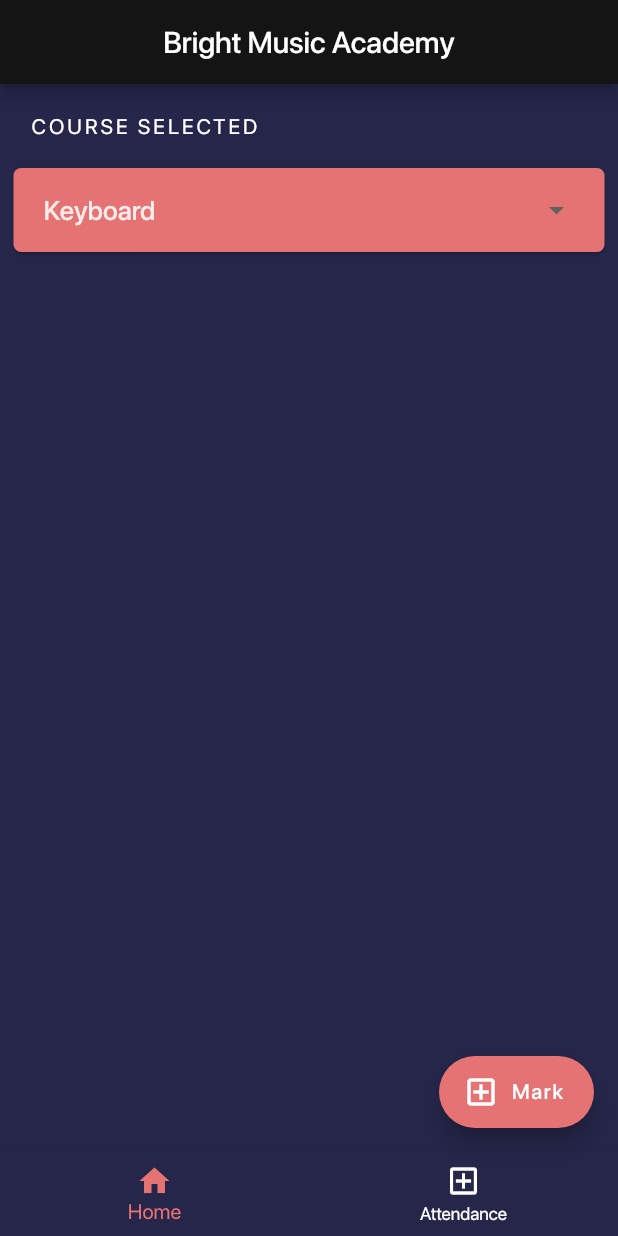
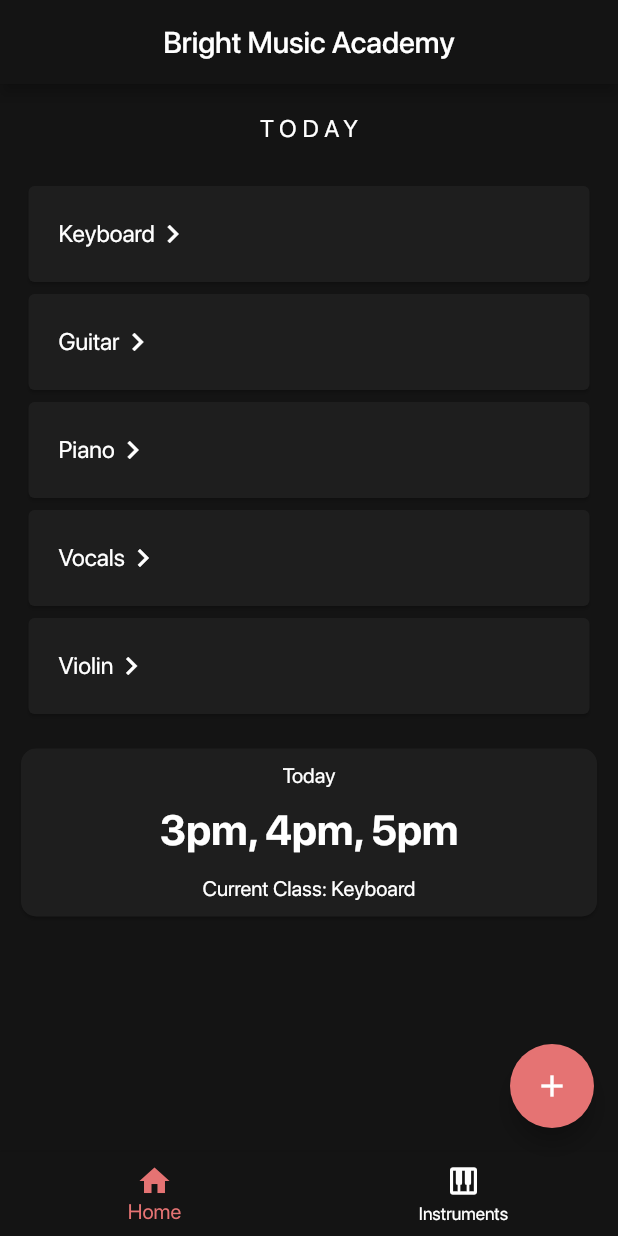
Before and after one commit to itcodehery/FlutterAttendanceApp, a Flutter app: the screen it shows after launch, on a phone screen of 412 x 824 dp. Run offline on Flutter 3.47's test engine with Material 2 defaults, Android fonts, the phone set to English and light mode, and no system bars.

Commit message:
Added new Home

```diff
--- a/attendance_app/lib/dropdown.dart
+++ /dev/null
@@ -1,61 +0,0 @@
-import 'package:flutter/material.dart';
-
-class CourseSelectionDropdown extends StatefulWidget {
-  const CourseSelectionDropdown({Key? key}) : super(key: key);
-
-  @override
-  CourseSelectionDropdownState createState() => CourseSelectionDropdownState();
-}
-
-class CourseSelectionDropdownState extends State<CourseSelectionDropdown> {
-  String selectedCourse = "Keyboard";
-
-  List<DropdownMenuItem<String>> courses = [
-    const DropdownMenuItem(child: Text("Keyboard"), value: "Keyboard"),
-    const DropdownMenuItem(child: Text("Piano"), value: "Piano"),
-    const DropdownMenuItem(child: Text("Violin"), value: "Violin"),
-    const DropdownMenuItem(child: Text("Guitar"), value: "Guitar"),
-    const DropdownMenuItem(child: Text("Vocals"), value: "Vocals"),
-  ];
-
-  //future: to build a map to map emojis to each course selected
-
-  @override
-  Widget build(BuildContext context) {
-    return Padding(
-      padding: const EdgeInsets.all(5),
-      child: Card(
-        shape: const RoundedRectangleBorder(
-          borderRadius: BorderRadius.all(Radius.circular(5)),
-        ),
-        color: const Color(0xFFE57373),
-        child: Align(
-          alignment: Alignment.center,
-          child: Padding(
-              padding: const EdgeInsets.fromLTRB(20, 4, 20, 4),
-              child: SizedBox(
-                width: 380,
-                child: DropdownButton<String>(
-                  alignment: Alignment.center,
-                  dropdownColor: const Color(0xFFE57373),
-                  style: const TextStyle(
-                      fontFamily: 'SFProDisplay',
-                      fontSize: 18,
-                      fontWeight: FontWeight.w500,
-                      color: Color.fromARGB(255, 255, 235, 234)),
-                  isExpanded: true,
-                  underline: const SizedBox(),
-                  items: courses,
-                  value: selectedCourse,
-                  onChanged: (value) {
-                    setState(() {
-                      selectedCourse = value!;
-                    });
-                  },
-                ),
-              )),
-        ),
-      ),
-    );
-  }
-}
--- /dev/null
+++ b/attendance_app/lib/instrumentcard.dart
@@ -0,0 +1,48 @@
+import 'package:flutter/material.dart';
+
+class InstrumentCard extends StatelessWidget {
+  const InstrumentCard({
+    super.key,
+  });
+
+  @override
+  Widget build(BuildContext context) {
+    return const Card(
+        color: Color.fromARGB(255, 30, 30, 30),
+        shape: RoundedRectangleBorder(
+          borderRadius: BorderRadius.all(Radius.circular(10)),
+        ),
+        child: Padding(
+            padding: EdgeInsets.all(10),
+            child: Column(children: [
+              Align(
+                alignment: Alignment.center,
+                child: Text(
+                  "Today",
+                  style: TextStyle(color: Colors.white),
+                ),
+              ),
+              SizedBox(
+                height: 10,
+              ),
+              Align(
+                alignment: Alignment.center,
+                child: Text('3pm, 4pm, 5pm',
+                    style: TextStyle(
+                        fontWeight: FontWeight.bold,
+                        fontSize: 28.0,
+                        color: Colors.white)),
+              ),
+              SizedBox(
+                height: 15,
+              ),
+              Align(
+                alignment: Alignment.center,
+                child: Text(
+                  "Current Class: Keyboard",
+                  style: TextStyle(color: Colors.white),
+                ),
+              ),
+            ])));
+  }
+}
--- a/attendance_app/lib/main.dart
+++ b/attendance_app/lib/main.dart
@@ -1,7 +1,7 @@
 import 'package:flutter/material.dart';
-import 'package:attendance_app/dropdown.dart';
 import 'package:attendance_app/navigationbottom.dart';
 import 'package:attendance_app/bright_appbar.dart';
+import 'package:attendance_app/instrumentcard.dart';
 
 void main() {
   runApp(const Attendre());
@@ -18,49 +18,100 @@ class Attendre extends StatefulWidget {
 //for the list of students currently in each
 //course
 class AttendreState extends State<Attendre> {
+  List<String> instruments = [
+    "Keyboard",
+    "Guitar",
+    "Piano",
+    "Vocals",
+    "Violin"
+  ];
+
+  Widget instrumentsList(List<String> instruments) {
+    return Column(
+      children: [
+        for (var item in instruments)
+          Card(
+            color: const Color.fromARGB(255, 30, 30, 30),
+            child: Padding(
+              padding: const EdgeInsets.fromLTRB(10, 0, 10, 0),
+              child: Align(
+                alignment: Alignment.centerLeft,
+                child: Padding(
+                  padding: const EdgeInsets.fromLTRB(10, 20, 10, 20),
+                  child: Row(children: [
+                    Text(item,
+                        style: const TextStyle(
+                          color: Colors.white,
+                          fontSize: 16,
+                        )),
+                    const Icon(color: Colors.white, Icons.chevron_right),
+                  ]),
+                ),
+              ),
+            ),
+          ),
+      ],
+    );
+  }
+
   @override
   Widget build(BuildContext context) {
     return MaterialApp(
-      home: Scaffold(
+      home: DefaultTabController(
+          length: 3,
+          child: Scaffold(
             //made appbar into its own widget class in bright_appbar.dart
             appBar: const PreferredSize(
                 preferredSize: Size.fromHeight(56), child: BrightMusicAppBar()),
             //navbar is its own widget in navigationbottom.dart
             bottomNavigationBar: const NavigationBottom(),
-        floatingActionButton: FloatingActionButton.extended(
+            floatingActionButton: FloatingActionButton(
               onPressed: () {},
-          label: const Text('Mark'),
               backgroundColor: Colors.red[300],
-          icon: const Icon(Icons.add_box_outlined),
+              child: const Icon(Icons.add),
             ),
-        body: const Column(
-          crossAxisAlignment: CrossAxisAlignment.start,
-          children: [
-            SizedBox(
-              height: 20,
-            ),
+            body: Padding(
+                padding: const EdgeInsets.all(10),
+                child: Column(children: [
+                  const CategoryTitleText(categoryTitle: 'TODAY'),
                   Padding(
-              padding: EdgeInsets.only(left: 20),
-              child: Text(
-                "COURSE SELECTED",
-                style: TextStyle(
-                    color: Colors.white,
-                    fontSize: 14,
-                    fontFamily: 'SFProDisplay',
-                    letterSpacing: 2),
-              ),
-            ),
-            SizedBox(
-              height: 10,
-            ),
-            CourseSelectionDropdown(),
-          ],
-        ),
-      ),
+                      padding: const EdgeInsets.all(5),
+                      child: instrumentsList(instruments)),
+                  const SizedBox(height: 10),
+                  const InstrumentCard(),
+                ])),
+          )),
       theme: ThemeData(
           fontFamily: 'SFProDisplay',
           primaryColor: const Color.fromARGB(255, 255, 255, 255),
-          canvasColor: const Color.fromARGB(255, 38, 38, 75)),
+          canvasColor: const Color.fromARGB(255, 20, 20, 20)),
     );
   }
 }
+
+class CategoryTitleText extends StatelessWidget {
+  final String categoryTitle;
+
+  const CategoryTitleText({
+    super.key,
+    required this.categoryTitle,
+  });
+
+  @override
+  Widget build(BuildContext context) {
+    return Column(mainAxisAlignment: MainAxisAlignment.spaceEvenly, children: [
+      const SizedBox(
+        height: 10,
+      ),
+      Text(
+        categoryTitle,
+        style: const TextStyle(
+          color: Color.fromARGB(255, 255, 255, 255),
+          fontSize: 16,
+          letterSpacing: 4,
+        ),
+      ),
+      const SizedBox(height: 20),
+    ]);
+  }
+}
--- a/attendance_app/lib/navigationbottom.dart
+++ b/attendance_app/lib/navigationbottom.dart
@@ -11,8 +11,8 @@ class NavigationBottomState extends State<NavigationBottom> {
   List<BottomNavigationBarItem> navItems = [
     const BottomNavigationBarItem(icon: Icon(Icons.home), label: "Home"),
     const BottomNavigationBarItem(
-      icon: Icon(Icons.add_box_outlined),
-      label: "Attendance",
+      icon: Icon(Icons.piano),
+      label: "Instruments",
     )
   ];
 
@@ -20,7 +20,7 @@ class NavigationBottomState extends State<NavigationBottom> {
     showDialog(
       context: context,
       builder: (BuildContext context) => AlertDialog(
-        content: const Text('Example Dialog'),
+        content: const Text('This feature has not been implemented yet'),
         actions: <TextButton>[
           TextButton(
             onPressed: () {
@@ -39,7 +39,7 @@ class NavigationBottomState extends State<NavigationBottom> {
       items: List.of(navItems),
       selectedIconTheme: IconThemeData(color: Colors.red[300]),
       selectedItemColor: Colors.red[300],
-      unselectedItemColor: Colors.white,
+      unselectedItemColor: const Color.fromARGB(255, 255, 255, 255),
       unselectedIconTheme: const IconThemeData(color: Colors.white),
       showSelectedLabels: true,
       onTap: (value) {
```
Lines whose indentation alone changed are shown as unchanged.
